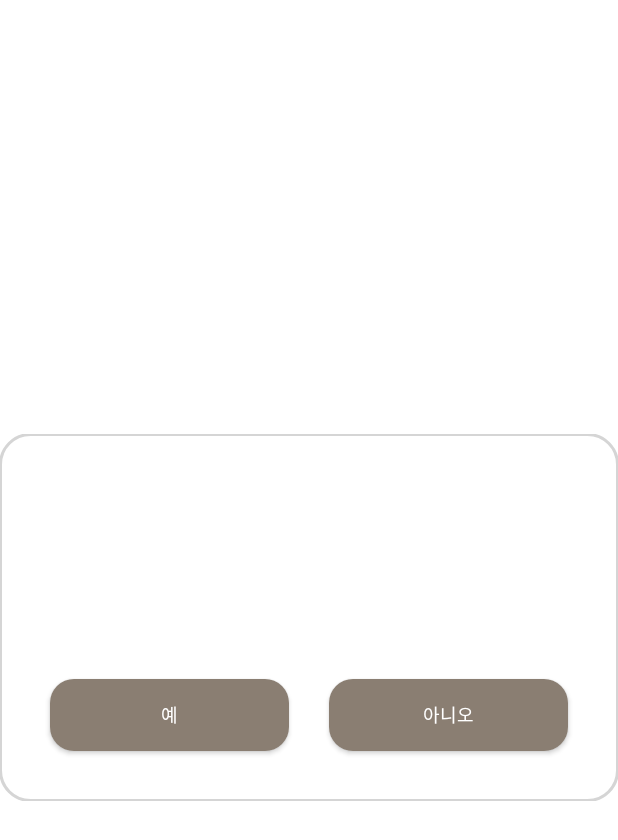
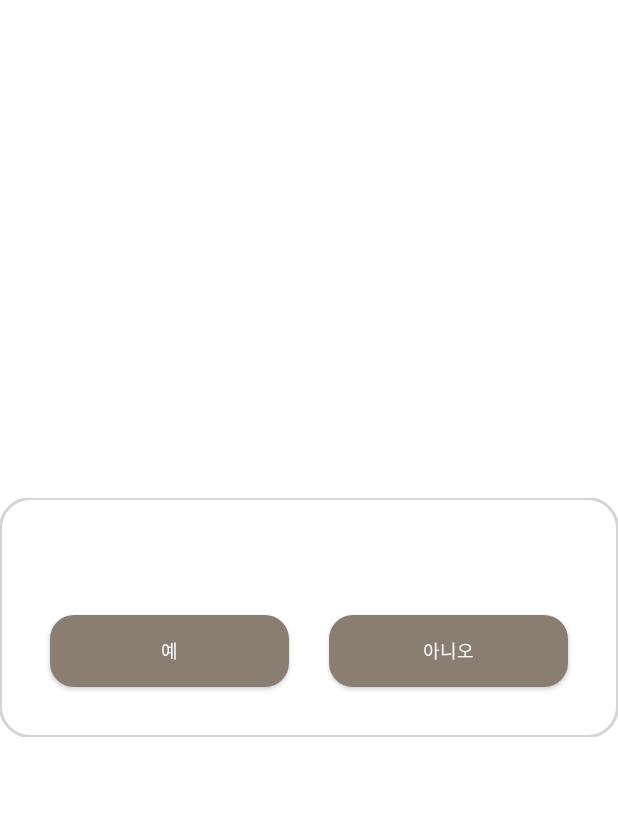
Before and after one commit to gunheehan/AccountBank, an Android app: the layout modal_simple.xml on its own in the app's theme, with its tools: preview values and no code run, on a phone screen of 412 x 824 dp. Shown: the top 840 px of the screen. Run offline under Robolectric (Android 15) with nearby library versions, the phone set to English and light mode, and no system bars.

Commit message:
공용 모달 max라인 설정

```diff
--- a/app/src/main/res/layout/modal_simple.xml
+++ b/app/src/main/res/layout/modal_simple.xml
@@ -18,7 +18,7 @@
         android:paddingBottom="20dp"
         android:textColor="@color/modal_text"
         android:singleLine="false"
-        android:lines="5"
+        android:maxLines="5"
         android:scrollHorizontally="false"/>
 
     <!-- 버튼을 수평으로 배치 -->
```
